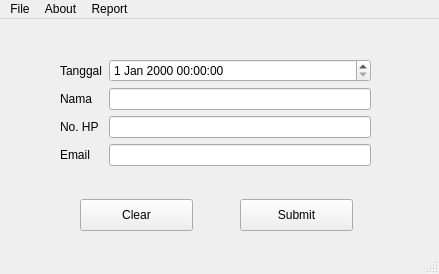
Before: the Qt Designer form ui/qt_main.ui in therif/pbe_guestbook_python, drawn with Qt 5.
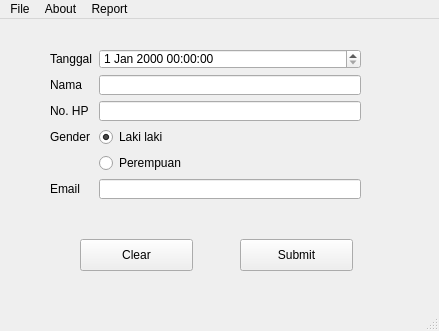
After: the same form once the commit is applied.

Commit message: update radio button

The edit to the form file:
```diff
--- a/ui/qt_main.ui
+++ b/ui/qt_main.ui
@@ -7,7 +7,7 @@
     <x>0</x>
     <y>0</y>
     <width>439</width>
-    <height>274</height>
+    <height>331</height>
    </rect>
   </property>
   <property name="windowTitle">
@@ -18,7 +18,7 @@
     <property name="geometry">
      <rect>
       <x>240</x>
-      <y>180</y>
+      <y>220</y>
       <width>113</width>
       <height>32</height>
      </rect>
@@ -30,10 +30,10 @@
    <widget class="QWidget" name="formLayoutWidget">
     <property name="geometry">
      <rect>
-      <x>60</x>
-      <y>40</y>
+      <x>50</x>
+      <y>30</y>
       <width>311</width>
-      <height>131</height>
+      <height>151</height>
      </rect>
     </property>
     <layout class="QFormLayout" name="formLayout">
@@ -60,11 +60,38 @@
      <item row="3" column="0">
       <widget class="QLabel" name="emailLabel">
        <property name="text">
-        <string>Email</string>
+        <string>Gender</string>
        </property>
       </widget>
      </item>
      <item row="3" column="1">
+      <widget class="QRadioButton" name="rb_lakiLaki">
+       <property name="text">
+        <string>Laki laki</string>
+       </property>
+       <property name="checked">
+        <bool>true</bool>
+       </property>
+      </widget>
+     </item>
+     <item row="4" column="1">
+      <widget class="QRadioButton" name="rb_perempuan">
+       <property name="text">
+        <string>Perempuan</string>
+       </property>
+       <property name="checked">
+        <bool>false</bool>
+       </property>
+      </widget>
+     </item>
+     <item row="5" column="0">
+      <widget class="QLabel" name="emailLabel_2">
+       <property name="text">
+        <string>Email</string>
+       </property>
+      </widget>
+     </item>
+     <item row="5" column="1">
       <widget class="QLineEdit" name="emailLineEdit"/>
      </item>
      <item row="0" column="1">
@@ -83,7 +110,7 @@
     <property name="geometry">
      <rect>
       <x>80</x>
-      <y>180</y>
+      <y>220</y>
       <width>113</width>
       <height>32</height>
      </rect>
@@ -92,6 +119,22 @@
      <string>Clear</string>
     </property>
    </widget>
+   <widget class="QLabel" name="notif">
+    <property name="geometry">
+     <rect>
+      <x>50</x>
+      <y>190</y>
+      <width>311</width>
+      <height>20</height>
+     </rect>
+    </property>
+    <property name="text">
+     <string/>
+    </property>
+    <property name="alignment">
+     <set>Qt::AlignCenter</set>
+    </property>
+   </widget>
   </widget>
   <widget class="QMenuBar" name="menubar">
    <property name="geometry">
```
Left out of the diff: 24 changed lines with no effect on the pictures. The commit also changes 4 other files.
